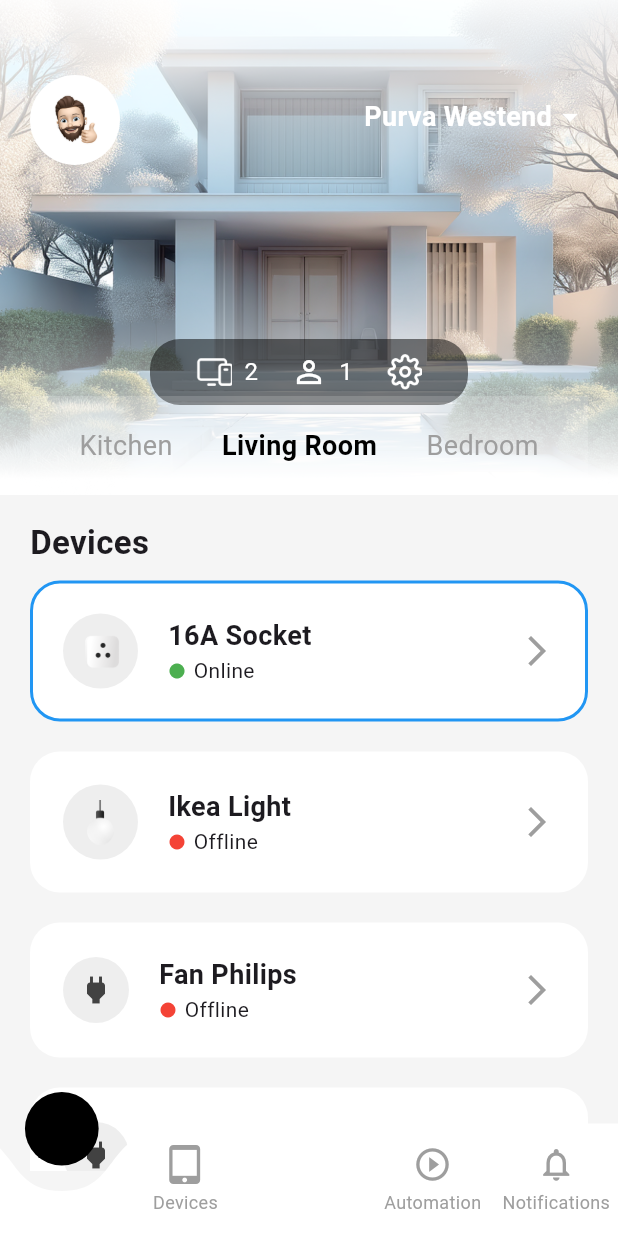
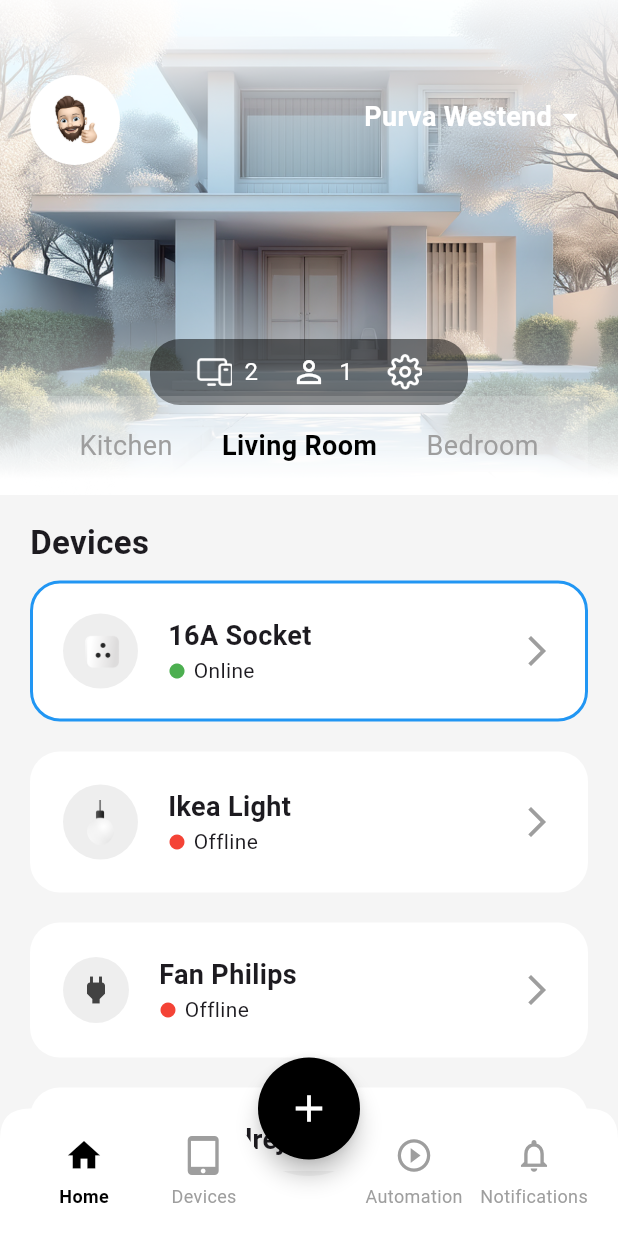
Before and after one commit to mohd-afid/machine_task, a Flutter app: the screen it shows after launch, on a phone screen of 412 x 824 dp. Run offline on Flutter 3.47's test engine with Material 3 defaults, Android fonts, the phone set to English and light mode, and no system bars; drawn by our look-alikes of curved_navigation_bar.

Commit message:
design fix

```diff
--- a/lib/presentation/screens/home_screen.dart
+++ b/lib/presentation/screens/home_screen.dart
@@ -43,6 +43,26 @@ class _HomeScreenState extends State<HomeScreen> {
         currentIndex: _currentIndex,
         onTap: _onNavItemTapped,
       ),
+      floatingActionButton: SizedBox(
+        width: 68,
+        height: 68,
+        child: FloatingActionButton(
+          onPressed: () {
+            // Handle FAB tap
+            ScaffoldMessenger.of(context).showSnackBar(
+              const SnackBar(content: Text('Add new device')),
+            );
+          },
+          backgroundColor: Colors.black,
+          shape: const CircleBorder(),
+          child: const Icon(
+            Icons.add,
+            color: Colors.white,
+            size: 30,
+          ),
+        ),
+      ),
+      floatingActionButtonLocation: FloatingActionButtonLocation.centerDocked,
     );
   }
 }
--- a/lib/presentation/widgets/custom_bottom_nav_bar.dart
+++ b/lib/presentation/widgets/custom_bottom_nav_bar.dart
@@ -1,5 +1,4 @@
 import 'package:flutter/material.dart';
-import 'package:curved_navigation_bar/curved_navigation_bar.dart';
 
 class CustomBottomNavBar extends StatelessWidget {
   final int currentIndex;
@@ -13,52 +12,51 @@ class CustomBottomNavBar extends StatelessWidget {
 
   @override
   Widget build(BuildContext context) {
-    // The package has 5 items, with index 2 being the center button.
-    // Our logical index has 4 items (0, 1, 2, 3).
-    // We need to map our logical index to the package's index for correct highlighting.
-    int packageIndex = currentIndex >= 2 ? currentIndex + 1 : currentIndex;
-
-    return CurvedNavigationBar(
-      index: packageIndex,
-      height: 75.0,
-      items: <Widget>[
-        _buildNavItem(Icons.home, 'Home', 0 == currentIndex),
-        _buildNavItem(Icons.tablet_mac_outlined, 'Devices', 1 == currentIndex),
-        const Icon(Icons.add, size: 30, color: Colors.white),
-        _buildNavItem(Icons.play_circle_outline, 'Automation', 2 == currentIndex),
-        _buildNavItem(Icons.notifications_outlined, 'Notifications', 3 == currentIndex),
+    return SizedBox(
+      height: 85,
+      child: Stack(
+        children: [
+          Align(
+            alignment: Alignment.bottomCenter,
+            child: CustomPaint(
+              size: Size(MediaQuery.of(context).size.width, 85),
+              painter: NavBarPainter(),
+              child: Container(
+                height: 85,
+                padding: const EdgeInsets.symmetric(horizontal: 16, vertical: 8),
+                child: Row(
+                  mainAxisAlignment: MainAxisAlignment.spaceAround,
+                  children: [
+                    _buildNavItem(Icons.home, 'Home', 0),
+                    _buildNavItem(Icons.tablet_mac_outlined, 'Devices', 1),
+                    const SizedBox(width: 60), // Space for FAB
+                    _buildNavItem(Icons.play_circle_outline, 'Automation', 2),
+                    _buildNavItem(Icons.notifications_outlined, 'Notifications', 3),
                   ],
-      color: Colors.white,
-      buttonBackgroundColor: Colors.black,
-      backgroundColor: Colors.transparent,
-      animationCurve: Curves.easeInOut,
-      animationDuration: const Duration(milliseconds: 300),
-      onTap: (index) {
-        if (index == 2) {
-          // This is the FAB tap, we can show a snackbar or perform another action.
-
-        } else {
-          // Map the package index back to our logical index before calling the callback.
-          int logicalIndex = index > 2 ? index - 1 : index;
-          onTap(logicalIndex);
-        }
-      },
+                ),
+              ),
+            ),
+          ),
+        ],
+      ),
     );
   }
 
-  Widget _buildNavItem(IconData icon, String label, bool isSelected) {
+  Widget _buildNavItem(IconData icon, String label, int index) {
+    final isSelected = currentIndex == index;
     final Color color = isSelected ? Colors.black : Colors.grey[500]!;
     final FontWeight fontWeight = isSelected ? FontWeight.w600 : FontWeight.w400;
-    return Column(
+
+    return Expanded(
+      child: InkWell(
+        onTap: () => onTap(index),
+        borderRadius: BorderRadius.circular(12),
+        child: Column(
           mainAxisAlignment: MainAxisAlignment.center,
           mainAxisSize: MainAxisSize.min,
           children: [
-        Icon(
-          icon,
-          size: 26,
-          color: color,
-        ),
-        const SizedBox(height: 4),
+            Icon(icon, size: 26, color: color),
+            const SizedBox(height: 6),
             Text(
               label,
               style: TextStyle(
@@ -68,6 +66,43 @@ class CustomBottomNavBar extends StatelessWidget {
               ),
             ),
           ],
+        ),
+      ),
     );
   }
 }
+
+class NavBarPainter extends CustomPainter {
+  @override
+  void paint(Canvas canvas, Size size) {
+    final paint = Paint()
+      ..color = Colors.white
+      ..style = PaintingStyle.fill;
+
+    final path = Path()
+      ..moveTo(0, 20) // Start top-left after corner
+      ..quadraticBezierTo(0, 0, 20, 0) // Top-left corner
+      ..lineTo(size.width * 0.35, 0)
+      // The curve for the FAB
+      ..cubicTo(
+        size.width * 0.4, 0, // Control point 1
+        size.width * 0.4, 45, // Control point 2
+        size.width * 0.5, 45, // End point
+      )
+      ..cubicTo(
+        size.width * 0.6, 45, // Control point 1
+        size.width * 0.6, 0, // Control point 2
+        size.width * 0.65, 0, // End point
+      )
+      ..lineTo(size.width - 20, 0) // Line to top-right corner
+      ..quadraticBezierTo(size.width, 0, size.width, 20) // Top-right corner
+      ..lineTo(size.width, size.height) // Right side
+      ..lineTo(0, size.height) // Bottom side
+      ..close(); // Close path
+
+    canvas.drawPath(path, paint);
+  }
+
+  @override
+  bool shouldRepaint(CustomPainter oldDelegate) => false;
+}
--- a/pubspec.yaml
+++ b/pubspec.yaml
@@ -35,7 +35,6 @@ dependencies:
   # The following adds the Cupertino Icons font to your application.
   # Use with the CupertinoIcons class for iOS style icons.
   cupertino_icons: ^1.0.8
-  curved_navigation_bar: ^1.0.3
 
 dev_dependencies:
   flutter_test:
```
Also changed, not shown: pubspec.lock. Lines whose indentation alone changed are shown as unchanged.
